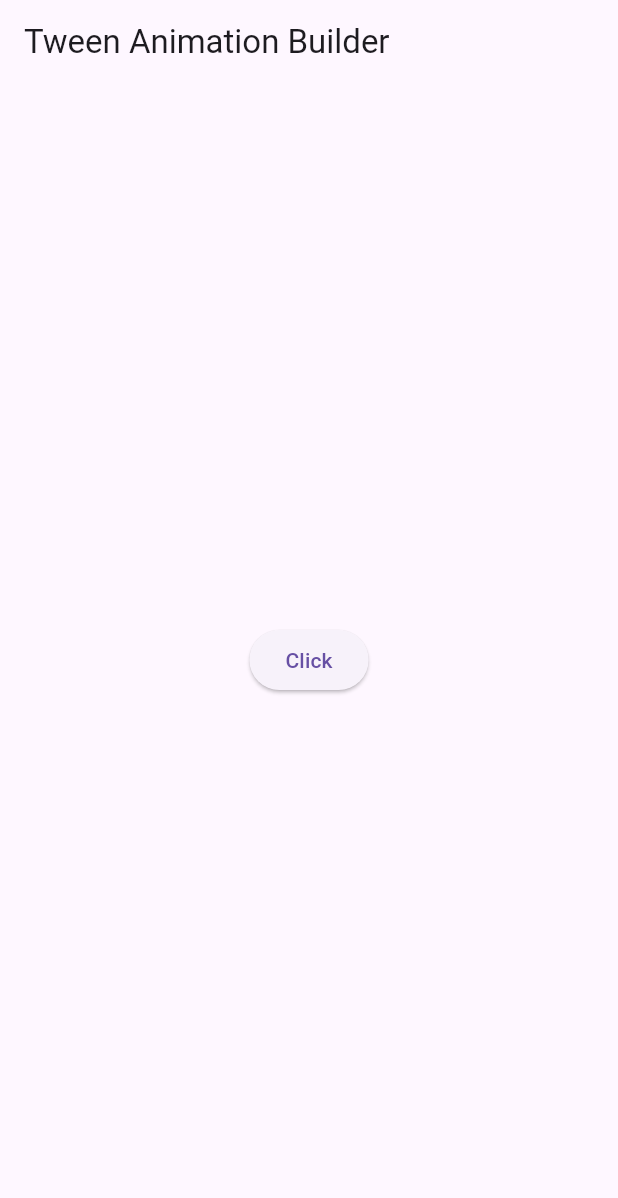
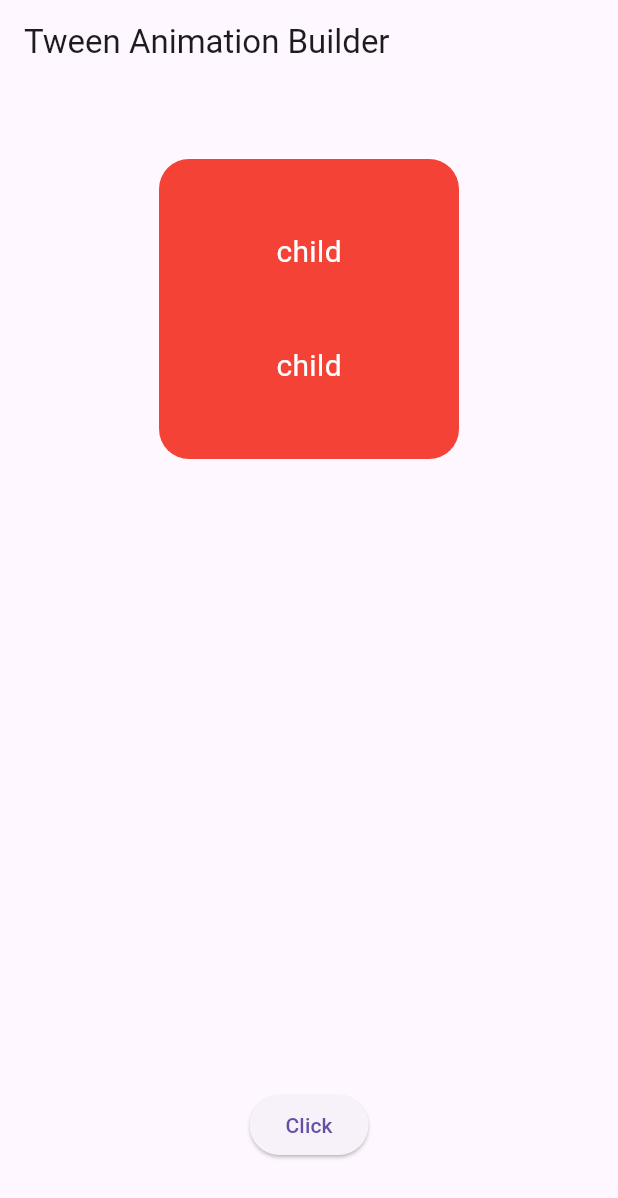
Before and after one commit to khaledgamal22/tween-animation-builder, a Flutter app: the screen it shows after launch, on a phone screen of 412 x 824 dp. Shown: the top 1198 px of the screen. Run offline on Flutter 3.47's test engine with Material 3 defaults, Android fonts, the phone set to English and light mode, and no system bars.

Commit message:
child in tween builder

```diff
--- a/lib/home_view.dart
+++ b/lib/home_view.dart
@@ -1,26 +1,79 @@
 import 'package:flutter/material.dart';
-import 'package:tween_animation_builder/second_view.dart';
 
-class HomeView extends StatelessWidget {
+class HomeView extends StatefulWidget {
   const HomeView({super.key});
 
   @override
+  State<HomeView> createState() => _HomeViewState();
+}
+
+class _HomeViewState extends State<HomeView> {
+  double _begin = 100;
+
+  double _end = 200;
+
+  @override
   Widget build(BuildContext context) {
-    return Scaffold(
+    return SafeArea(
+      child: Scaffold(
         appBar: AppBar(
           title: const Text('Tween Animation Builder'),
         ),
         body: Center(
-        child: ElevatedButton(
+          child: Column(
+            children: [
+              SizedBox(
+                height: 50,
+              ),
+              buildAnimatedContainer(),
+              Spacer(),
+              ElevatedButton(
                 onPressed: () {
-            Navigator.push(
-              context,
-              MaterialPageRoute(builder: (context) => const SecondView()),
-            );
+                  _begin = _begin == 100 ? 200 : 100;
+                  _end = _end == 200 ? 100 : 200;
+                  setState(() {});
                 },
                 child: const Text('Click'),
+              ),
+              SizedBox(
+                height: 50,
+              ),
+            ],
+          ),
         ),
       ),
     );
   }
+
+  TweenAnimationBuilder<double> buildAnimatedContainer() {
+    return TweenAnimationBuilder(
+        tween: Tween<double>(begin: _begin, end: _end),
+        duration: const Duration(seconds: 1),
+        child: Column(
+          children: [
+            Spacer(),
+            Text(
+              'child',
+              style: TextStyle(fontSize: 20, color: Colors.white),
+            ),
+            Spacer(),
+            Text(
+              'child',
+              style: TextStyle(fontSize: 20, color: Colors.white),
+            ),
+            Spacer(),
+          ],
+        ),
+        builder: (context, value, child) {
+          return Container(
+            width: value,
+            height: value,
+            decoration: BoxDecoration(
+              color: Colors.red,
+              borderRadius: BorderRadius.circular(20),
+            ),
+            child: child,
+          );
+        });
   }
+}
```
Lines whose indentation alone changed are shown as unchanged.
